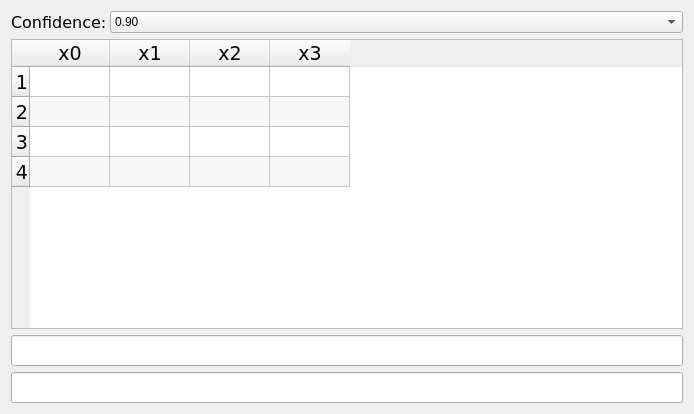
This is Lab3/gui.ui in JC-labs/Experiment_Planning_theory_Labs as Qt 5 draws it before an edit. The edited form follows.
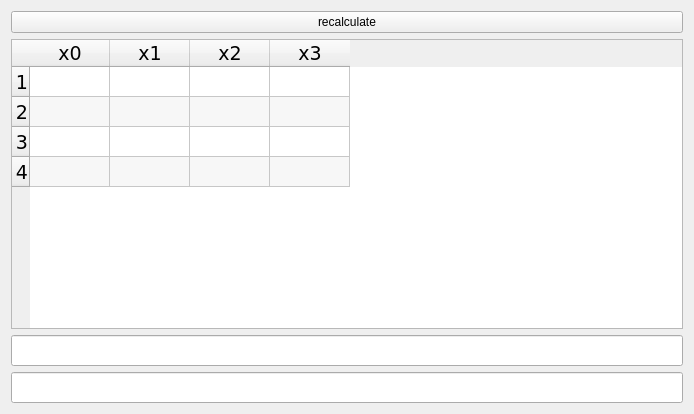
This is the edited form.

Commit message: Lab3 structure was mapped. Q and T tests were implemented.

Diff of the .ui file:
```diff
--- a/Lab3/gui.ui
+++ b/Lab3/gui.ui
@@ -21,48 +21,11 @@
   </property>
   <layout class="QVBoxLayout" name="verticalLayout">
    <item>
-    <layout class="QHBoxLayout" name="horizontalLayout" stretch="0,5">
-     <property name="spacing">
-      <number>3</number>
+    <widget class="QPushButton" name="calculate">
+     <property name="text">
+      <string>recalculate</string>
      </property>
-     <item>
-      <widget class="QLabel" name="label_3">
-       <property name="font">
-        <font>
-         <family>Verdana</family>
-         <pointsize>12</pointsize>
-        </font>
-       </property>
-       <property name="text">
-        <string>Confidence:</string>
-       </property>
-      </widget>
-     </item>
-     <item>
-      <widget class="QComboBox" name="confidence">
-       <item>
-        <property name="text">
-         <string>0.90</string>
-        </property>
-       </item>
-       <item>
-        <property name="text">
-         <string>0.95</string>
-        </property>
-       </item>
-       <item>
-        <property name="text">
-         <string>0.98</string>
-        </property>
-       </item>
-       <item>
-        <property name="text">
-         <string>0.99</string>
-        </property>
-       </item>
-      </widget>
-     </item>
-    </layout>
+    </widget>
    </item>
    <item>
     <widget class="QTableWidget" name="table">
```
The commit also changes 1 other file.
